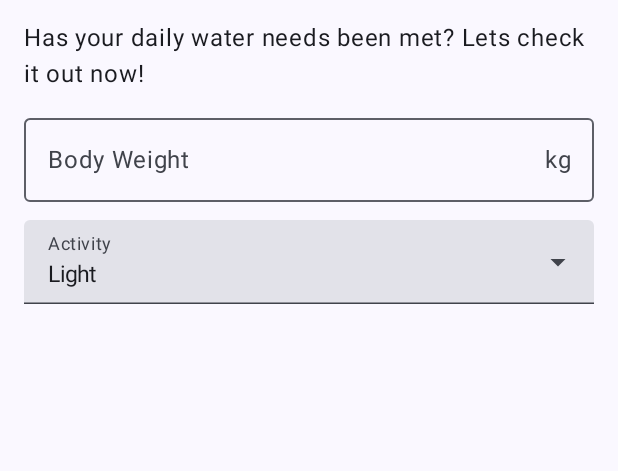
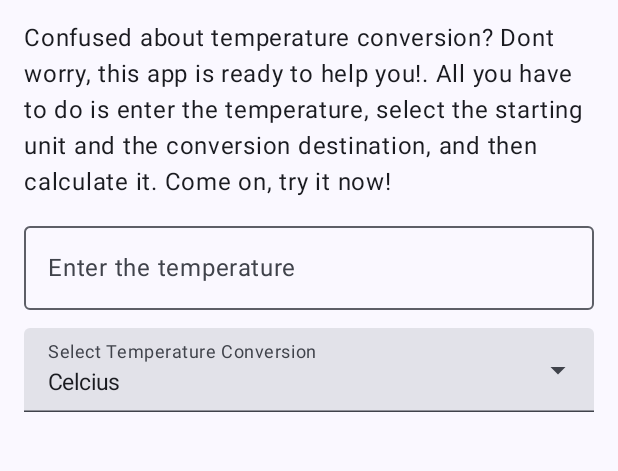
Before and after one commit to salmafahira/miniproject, an Android app built with Jetpack Compose: the screen it shows after launch (MainActivity), on a phone screen of 412 x 824 dp, the part 96-567 px from its top. Run offline under Robolectric (Android 15) with nearby library versions, the phone set to English and light mode, and no system bars.

Commit message:
Memperbaiki input dan dropdown

```diff
--- a/app/src/main/java/com/salmafahira0038/miniproject/ui/screen/MainScreen.kt
+++ b/app/src/main/java/com/salmafahira0038/miniproject/ui/screen/MainScreen.kt
@@ -76,13 +76,13 @@ fun MainScreen(){
 @OptIn(ExperimentalMaterial3Api::class)
 @Composable
 fun ScreenContent(modifier: Modifier = Modifier) {
-    var berat by remember { mutableStateOf("") }
-    val aktivitas =
-        arrayOf(R.string.ringan, R.string.sedang, R.string.berat)
+    var suhu by remember { mutableStateOf("") }
+    val pilihKonversi =
+        arrayOf(R.string.celcius, R.string.fahrenheit, R.string.kelvin)
 
     val expandedAwal = remember { mutableStateOf(false) }
 
-    val selectedAwal = remember { mutableIntStateOf(aktivitas[0])  }
+    val selectedAwal = remember { mutableIntStateOf(pilihKonversi[0])  }
 
     Column (
         modifier = modifier.fillMaxSize().padding(16.dp),
@@ -95,10 +95,10 @@ fun ScreenContent(modifier: Modifier = Modifier) {
             modifier = Modifier.fillMaxWidth()
         )
         OutlinedTextField(
-            value = berat,
-            onValueChange = {berat = it},
-            label = { Text(text = stringResource(R.string.berat_badan))},
-            trailingIcon = { Text(text = "kg") },
+            value = suhu,
+            onValueChange = {suhu = it},
+            label = { Text(text = stringResource(R.string.masukkan_suhu))},
+//            trailingIcon = { Text(text = "kg") },
             singleLine = true,
             keyboardOptions = KeyboardOptions(
                 keyboardType = KeyboardType.Number,
@@ -116,7 +116,7 @@ fun ScreenContent(modifier: Modifier = Modifier) {
                     value = stringResource(selectedAwal.intValue),
                     onValueChange = {},
                     readOnly = true,
-                    label = { Text(text = stringResource(R.string.aktivitas)) },
+                    label = { Text(text = stringResource(R.string.pilih_konversi)) },
                     trailingIcon = {
                         ExposedDropdownMenuDefaults.TrailingIcon(expanded = expandedAwal.value)
                     },
@@ -130,7 +130,7 @@ fun ScreenContent(modifier: Modifier = Modifier) {
                     expanded = expandedAwal.value,
                     onDismissRequest = { expandedAwal.value = false }
                 ) {
-                    aktivitas.forEach { resId ->
+                    pilihKonversi.forEach { resId ->
                         DropdownMenuItem(
                             text = { Text(text = stringResource(resId)) },
                             onClick = {
--- a/app/src/main/res/values/strings.xml
+++ b/app/src/main/res/values/strings.xml
@@ -1,9 +1,11 @@
 <resources>
     <string name="app_name">Mini Project</string>
-    <string name="intro">Has your daily water needs been met? Lets check it out now!</string>
-    <string name="berat_badan">Body Weight</string>
-    <string name="aktivitas">Activity</string>
-    <string name="ringan">Light</string>
-    <string name="sedang">Medium</string>
-    <string name="berat">Heavy</string>
+    <string name="intro">Confused about temperature conversion? Dont worry, this app is ready to help you!.
+        All you have to do is enter the temperature, select the starting unit and the conversion destination,
+        and then calculate it. Come on, try it now!</string>
+    <string name="masukkan_suhu">Enter the temperature</string>
+    <string name="pilih_konversi">Select Temperature Conversion</string>
+    <string name="celcius">Celcius</string>
+    <string name="fahrenheit">Fahrenheit</string>
+    <string name="kelvin">Kelvin</string>
 </resources>
```
Also changed, not shown: 1 other file.
